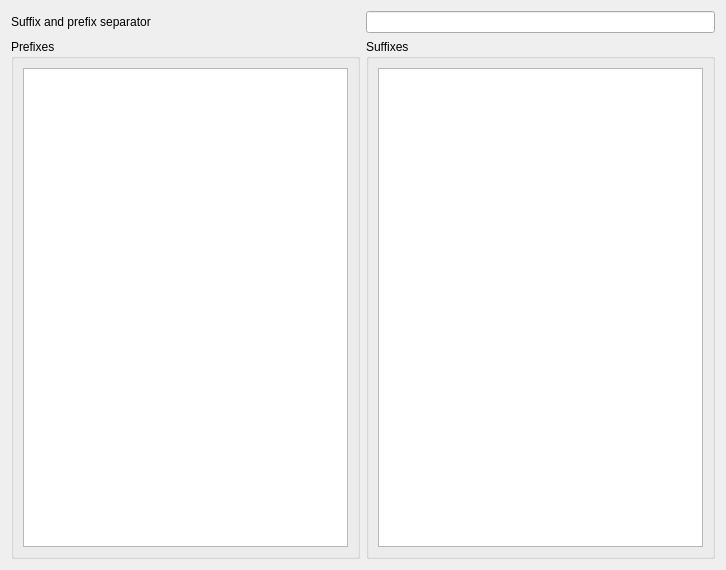
GuLinux/PlanetaryImager, file src/widgets/savefileconfiguration.ui: the form before one commit.
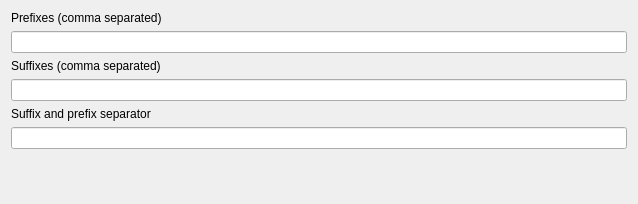
The form after the commit.

Commit message: Allow to edit default prefix/suffix list

```diff
--- a/src/widgets/savefileconfiguration.ui
+++ b/src/widgets/savefileconfiguration.ui
@@ -6,70 +6,53 @@
    <rect>
     <x>0</x>
     <y>0</y>
-    <width>726</width>
-    <height>570</height>
+    <width>638</width>
+    <height>204</height>
    </rect>
   </property>
-  <layout class="QGridLayout" name="gridLayout">
-   <item row="0" column="0">
+  <layout class="QVBoxLayout" name="verticalLayout">
+   <item>
+    <widget class="QLabel" name="label_2">
+     <property name="text">
+      <string>Prefixes (comma separated)</string>
+     </property>
+    </widget>
+   </item>
+   <item>
+    <widget class="QLineEdit" name="prefixes"/>
+   </item>
+   <item>
+    <widget class="QLabel" name="label_3">
+     <property name="text">
+      <string>Suffixes (comma separated)</string>
+     </property>
+    </widget>
+   </item>
+   <item>
+    <widget class="QLineEdit" name="suffixes"/>
+   </item>
+   <item>
     <widget class="QLabel" name="label">
      <property name="text">
       <string>Suffix and prefix separator</string>
      </property>
     </widget>
    </item>
-   <item row="0" column="1">
+   <item>
     <widget class="QLineEdit" name="separator"/>
    </item>
-   <item row="1" column="0">
-    <widget class="QGroupBox" name="groupBox">
-     <property name="title">
-      <string>Prefixes</string>
+   <item>
+    <spacer name="verticalSpacer">
+     <property name="orientation">
+      <enum>Qt::Vertical</enum>
      </property>
-     <layout class="QGridLayout" name="gridLayout_2">
-      <item row="0" column="0" colspan="2">
-       <widget class="QListView" name="suffixes">
-        <property name="sizePolicy">
-         <sizepolicy hsizetype="Expanding" vsizetype="Expanding">
-          <horstretch>1</horstretch>
-          <verstretch>0</verstretch>
-         </sizepolicy>
-        </property>
-        <property name="dragEnabled">
-         <bool>true</bool>
-        </property>
-        <property name="dragDropMode">
-         <enum>QAbstractItemView::InternalMove</enum>
-        </property>
-       </widget>
-      </item>
-     </layout>
-    </widget>
-   </item>
-   <item row="1" column="1">
-    <widget class="QGroupBox" name="groupBox_2">
-     <property name="title">
-      <string>Suffixes</string>
+     <property name="sizeHint" stdset="0">
+      <size>
+       <width>20</width>
+       <height>40</height>
+      </size>
      </property>
-     <layout class="QGridLayout" name="gridLayout_3">
-      <item row="0" column="0" colspan="2">
-       <widget class="QListView" name="prefixes">
-        <property name="sizePolicy">
-         <sizepolicy hsizetype="Expanding" vsizetype="Expanding">
-          <horstretch>1</horstretch>
-          <verstretch>0</verstretch>
-         </sizepolicy>
-        </property>
-        <property name="dragEnabled">
-         <bool>true</bool>
-        </property>
-        <property name="dragDropMode">
-         <enum>QAbstractItemView::InternalMove</enum>
-        </property>
-       </widget>
-      </item>
-     </layout>
-    </widget>
+    </spacer>
    </item>
   </layout>
  </widget>
```
The commit also changes 3 other files.
